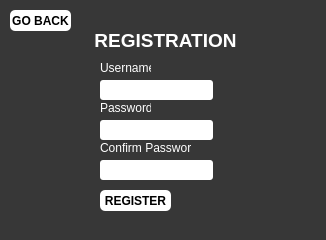
mathushun-s/football-predictive-algorithm, file registerWindow.ui: the form before one commit.
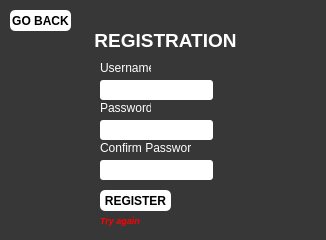
The form after the commit.

What changed in the file:
```diff
--- a/registerWindow.ui
+++ b/registerWindow.ui
@@ -56,7 +56,7 @@
    <property name="font">
     <font>
      <family>Arial</family>
-     <pointsize>8</pointsize>
+     <pointsize>7</pointsize>
      <weight>75</weight>
      <italic>true</italic>
      <bold>true</bold>
@@ -69,7 +69,7 @@
     <string notr="true">color: rgb(255, 0, 0);</string>
    </property>
    <property name="text">
-    <string/>
+    <string>Try again</string>
    </property>
   </widget>
   <widget class="QLabel" name="label_5">
```
